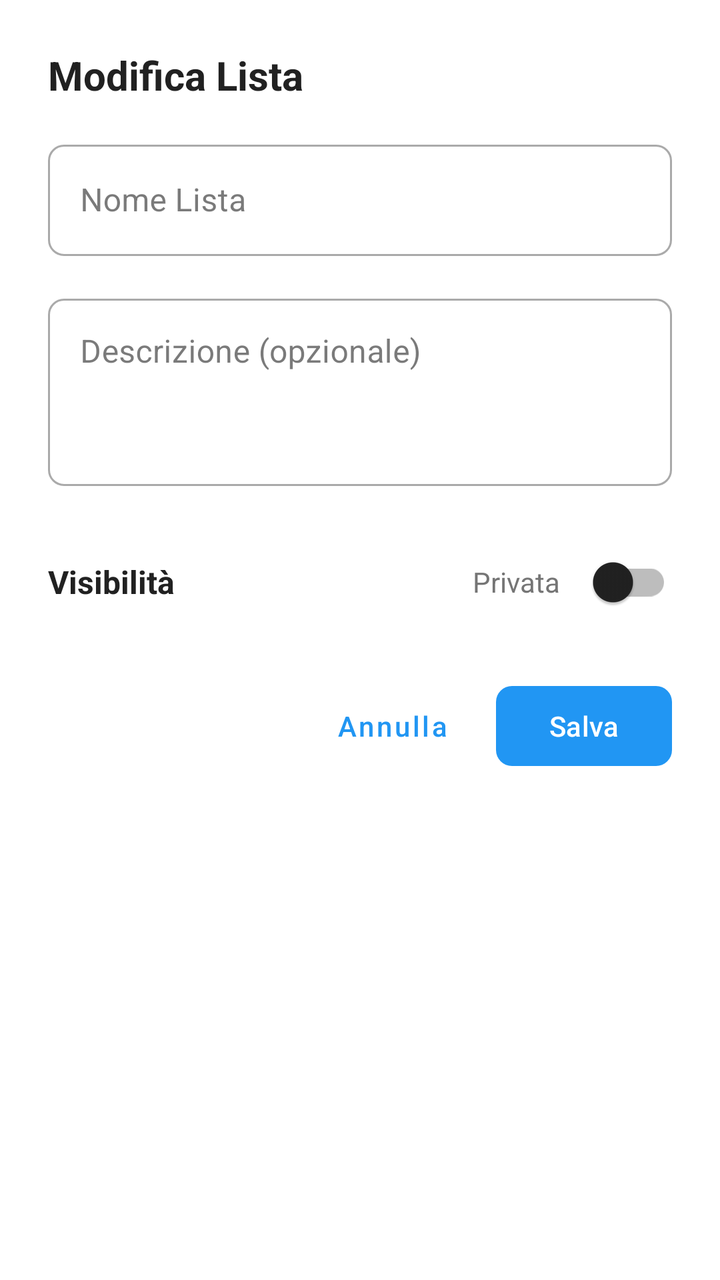
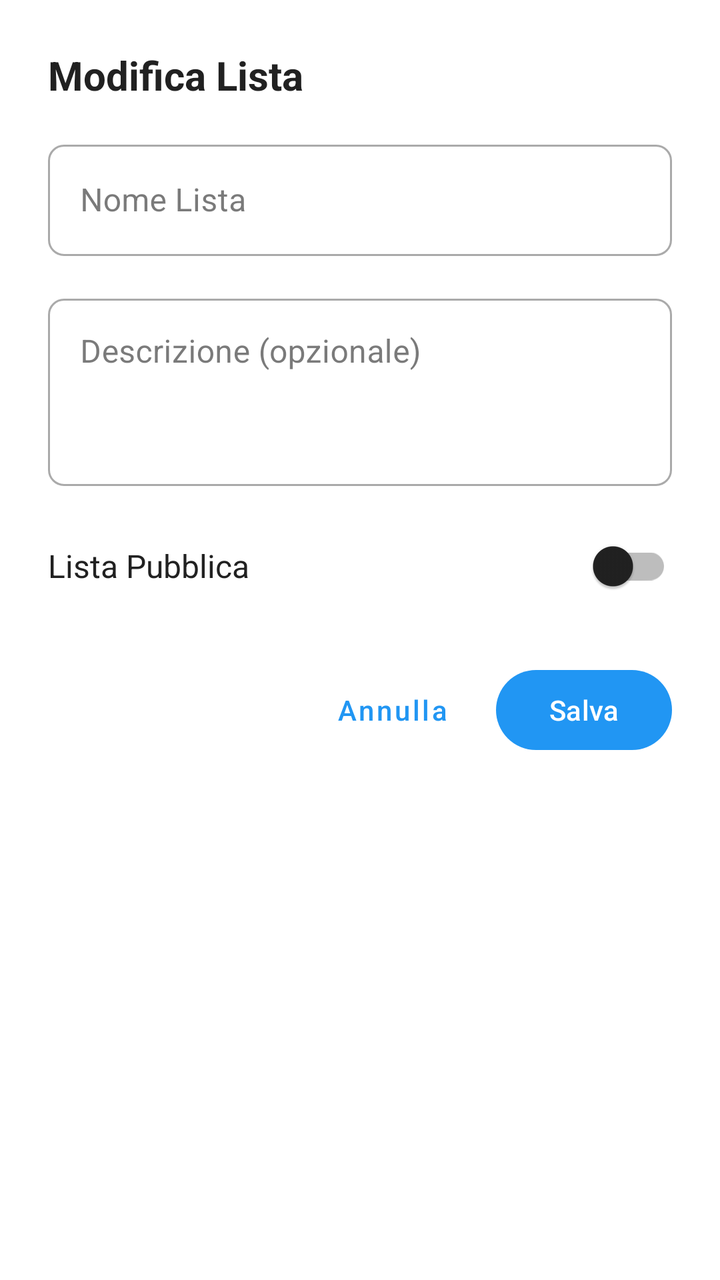

Before-and-after screenshots of an Android layout around one commit, followed by the original layout XML and the change that was made.
<!-- AndroidManifest.xml: application theme Theme.MovieApp -->
<!-- res/layout/dialog_edit_list.xml -->
<?xml version="1.0" encoding="utf-8"?>
<LinearLayout
    xmlns:android="http://schemas.android.com/apk/res/android"
    xmlns:app="http://schemas.android.com/apk/res-auto"
    android:layout_width="match_parent"
    android:layout_height="wrap_content"
    android:orientation="vertical"
    android:padding="24dp">

    
    <TextView
        android:layout_width="match_parent"
        android:layout_height="wrap_content"
        android:text="Modifica Lista"
        android:textSize="20sp"
        android:textStyle="bold"
        android:textColor="@color/text_primary"
        android:layout_marginBottom="16dp"/>

    
    <com.google.android.material.textfield.TextInputLayout
        android:layout_width="match_parent"
        android:layout_height="wrap_content"
        android:hint="Nome Lista"
        style="@style/Widget.MaterialComponents.TextInputLayout.OutlinedBox">

        <com.google.android.material.textfield.TextInputEditText
            android:id="@+id/etListName"
            android:layout_width="match_parent"
            android:layout_height="wrap_content"
            android:inputType="text"
            android:maxLines="1" />
    </com.google.android.material.textfield.TextInputLayout>

    
    <com.google.android.material.textfield.TextInputLayout
        android:layout_width="match_parent"
        android:layout_height="wrap_content"
        android:layout_marginTop="16dp"
        android:hint="Descrizione (opzionale)"
        style="@style/Widget.MaterialComponents.TextInputLayout.OutlinedBox">

        <com.google.android.material.textfield.TextInputEditText
            android:id="@+id/etListDescription"
            android:layout_width="match_parent"
            android:layout_height="wrap_content"
            android:gravity="top|start"
            android:inputType="textMultiLine"
            android:lines="3"
            android:maxLines="5" />
    </com.google.android.material.textfield.TextInputLayout>

    
    <LinearLayout
        android:layout_width="match_parent"
        android:layout_height="wrap_content"
        android:layout_marginTop="24dp"
        android:orientation="horizontal"
        android:gravity="center_vertical">

        <TextView
            android:layout_width="0dp"
            android:layout_height="wrap_content"
            android:layout_weight="1"
            android:text="Visibilità"
            android:textSize="16sp"
            android:textColor="@color/text_primary"
            android:textStyle="bold" />

        <TextView
            android:id="@+id/tvVisibility"
            android:layout_width="wrap_content"
            android:layout_height="wrap_content"
            android:layout_marginEnd="8dp"
            android:text="Privata"
            android:textColor="@color/text_secondary"
            android:textSize="14sp" />

        <androidx.appcompat.widget.SwitchCompat
            android:id="@+id/switchPublic"
            android:layout_width="wrap_content"
            android:layout_height="wrap_content" />

    </LinearLayout>

    
    <ProgressBar
        android:id="@+id/progressSave"
        android:layout_width="wrap_content"
        android:layout_height="wrap_content"
        android:layout_gravity="center_horizontal"
        android:layout_marginTop="16dp"
        android:visibility="gone" />

    
    <LinearLayout
        android:layout_width="match_parent"
        android:layout_height="wrap_content"
        android:layout_marginTop="24dp"
        android:orientation="horizontal"
        android:gravity="end">

        <com.google.android.material.button.MaterialButton
            android:id="@+id/btnCancel"
            android:layout_width="wrap_content"
            android:layout_height="wrap_content"
            android:layout_marginEnd="8dp"
            android:text="Annulla"
            android:textAllCaps="false"
            style="@style/Widget.MaterialComponents.Button.TextButton"/>

        <com.google.android.material.button.MaterialButton
            android:id="@+id/btnSave"
            android:layout_width="wrap_content"
            android:layout_height="wrap_content"
            android:text="Salva"
            android:textAllCaps="false"
            app:backgroundTint="@color/primary"
            app:cornerRadius="8dp"/>

    </LinearLayout>

</LinearLayout>
<!-- resources referenced by this layout -->
<resources>
  <color name="primary">#2196F3</color>
  <color name="text_primary">#212121</color>
  <color name="text_secondary">#757575</color>
  <style name="Theme.MovieApp" parent="Base.Theme.MovieApp">
          
          <item name="shapeAppearanceSmallComponent">@style/ShapeAppearance.MovieApp.SmallComponent</item>
          <item name="shapeAppearanceMediumComponent">@style/ShapeAppearance.MovieApp.MediumComponent</item>
          <item name="shapeAppearanceLargeComponent">@style/ShapeAppearance.MovieApp.LargeComponent</item>
      </style>
  <style name="ShapeAppearance.MovieApp.SmallComponent" parent="ShapeAppearance.Material3.SmallComponent">
          <item name="cornerFamily">rounded</item>
          <item name="cornerSize">8dp</item>
      </style>
  <style name="ShapeAppearance.MovieApp.MediumComponent" parent="ShapeAppearance.Material3.MediumComponent">
          <item name="cornerFamily">rounded</item>
          <item name="cornerSize">12dp</item>
      </style>
  <style name="ShapeAppearance.MovieApp.LargeComponent" parent="ShapeAppearance.Material3.LargeComponent">
          <item name="cornerFamily">rounded</item>
          <item name="cornerSize">16dp</item>
      </style>
  <color name="md_theme_light_primary">#2196F3</color>
  <color name="md_theme_light_onPrimary">#FFFFFF</color>
  <color name="md_theme_light_primaryContainer">#BBDEFB</color>
  <color name="md_theme_light_onPrimaryContainer">#0D47A1</color>
  <color name="md_theme_light_secondary">#FF5722</color>
  <color name="md_theme_light_onSecondary">#FFFFFF</color>
  <color name="md_theme_light_secondaryContainer">#FFCCBC</color>
  <color name="md_theme_light_onSecondaryContainer">#BF360C</color>
  <color name="md_theme_light_tertiary">#4CAF50</color>
  <color name="md_theme_light_onTertiary">#FFFFFF</color>
  <color name="md_theme_light_tertiaryContainer">#C8E6C9</color>
  <color name="md_theme_light_onTertiaryContainer">#1B5E20</color>
  <color name="md_theme_light_error">#F44336</color>
  <color name="md_theme_light_onError">#FFFFFF</color>
  <color name="md_theme_light_errorContainer">#FFCDD2</color>
  <color name="md_theme_light_onErrorContainer">#B71C1C</color>
  <color name="md_theme_light_background">#FFFFFF</color>
  <color name="md_theme_light_onBackground">#212121</color>
  <color name="md_theme_light_surface">#FFFFFF</color>
  <color name="md_theme_light_onSurface">#212121</color>
  <color name="md_theme_light_surfaceVariant">#F5F5F5</color>
  <color name="md_theme_light_onSurfaceVariant">#757575</color>
  <color name="md_theme_light_outline">#BDBDBD</color>
  <color name="md_theme_light_outlineVariant">#E0E0E0</color>
  <!-- unchanged entries left out for length: 1 -->
</resources>

<!-- the commit's change to res/layout/dialog_edit_list.xml (unified diff, before → after) -->
@@ -5,10 +5,12 @@
     android:layout_width="match_parent"
     android:layout_height="wrap_content"
     android:orientation="vertical"
-    android:padding="24dp">
+    android:padding="24dp"
+    android:background="@color/white">
 
     
     <TextView
+        android:id="@+id/tvTitle"
         android:layout_width="match_parent"
         android:layout_height="wrap_content"
         android:text="Modifica Lista"
@@ -22,6 +24,7 @@
         android:layout_width="match_parent"
         android:layout_height="wrap_content"
         android:hint="Nome Lista"
+        android:layout_marginBottom="16dp"
         style="@style/Widget.MaterialComponents.TextInputLayout.OutlinedBox">
 
         <com.google.android.material.textfield.TextInputEditText
@@ -36,87 +39,65 @@
     <com.google.android.material.textfield.TextInputLayout
         android:layout_width="match_parent"
         android:layout_height="wrap_content"
-        android:layout_marginTop="16dp"
         android:hint="Descrizione (opzionale)"
+        android:layout_marginBottom="16dp"
         style="@style/Widget.MaterialComponents.TextInputLayout.OutlinedBox">
 
         <com.google.android.material.textfield.TextInputEditText
             android:id="@+id/etListDescription"
             android:layout_width="match_parent"
             android:layout_height="wrap_content"
-            android:gravity="top|start"
             android:inputType="textMultiLine"
-            android:lines="3"
-            android:maxLines="5" />
+            android:minLines="3"
+            android:maxLines="5"
+            android:gravity="top|start" />
     </com.google.android.material.textfield.TextInputLayout>
 
     
     <LinearLayout
         android:layout_width="match_parent"
         android:layout_height="wrap_content"
-        android:layout_marginTop="24dp"
         android:orientation="horizontal"
-        android:gravity="center_vertical">
+        android:gravity="center_vertical"
+        android:layout_marginBottom="24dp">
 
         <TextView
             android:layout_width="0dp"
             android:layout_height="wrap_content"
             android:layout_weight="1"
-            android:text="Visibilità"
+            android:text="Lista Pubblica"
             android:textSize="16sp"
-            android:textColor="@color/text_primary"
-            android:textStyle="bold" />
+            android:textColor="@color/text_primary"/>
 
-        <TextView
-            android:id="@+id/tvVisibility"
-            android:layout_width="wrap_content"
-            android:layout_height="wrap_content"
-            android:layout_marginEnd="8dp"
-            android:text="Privata"
-            android:textColor="@color/text_secondary"
-            android:textSize="14sp" />
-
-        <androidx.appcompat.widget.SwitchCompat
+        <com.google.android.material.switchmaterial.SwitchMaterial
             android:id="@+id/switchPublic"
             android:layout_width="wrap_content"
-            android:layout_height="wrap_content" />
+            android:layout_height="wrap_content"/>
 
     </LinearLayout>
-
-    
-    <ProgressBar
-        android:id="@+id/progressSave"
-        android:layout_width="wrap_content"
-        android:layout_height="wrap_content"
-        android:layout_gravity="center_horizontal"
-        android:layout_marginTop="16dp"
-        android:visibility="gone" />
 
     
     <LinearLayout
         android:layout_width="match_parent"
         android:layout_height="wrap_content"
-        android:layout_marginTop="24dp"
         android:orientation="horizontal"
         android:gravity="end">
 
         <com.google.android.material.button.MaterialButton
             android:id="@+id/btnCancel"
+            style="@style/Widget.MaterialComponents.Button.TextButton"
             android:layout_width="wrap_content"
             android:layout_height="wrap_content"
-            android:layout_marginEnd="8dp"
             android:text="Annulla"
-            android:textAllCaps="false"
-            style="@style/Widget.MaterialComponents.Button.TextButton"/>
+            android:textAllCaps="false"/>
 
         <com.google.android.material.button.MaterialButton
             android:id="@+id/btnSave"
             android:layout_width="wrap_content"
             android:layout_height="wrap_content"
+            android:layout_marginStart="8dp"
             android:text="Salva"
-            android:textAllCaps="false"
-            app:backgroundTint="@color/primary"
-            app:cornerRadius="8dp"/>
+            android:textAllCaps="false"/>
 
     </LinearLayout>
 
<!-- resource entries referenced after the edit -->
@@ -1,8 +1,7 @@
 <!-- resources referenced by this layout -->
 <resources>
-  <color name="primary">#2196F3</color>
   <color name="text_primary">#212121</color>
-  <color name="text_secondary">#757575</color>
+  <color name="white">#FFFFFF</color>
   <style name="Theme.MovieApp" parent="Base.Theme.MovieApp">
           
           <item name="shapeAppearanceSmallComponent">@style/ShapeAppearance.MovieApp.SmallComponent</item>
